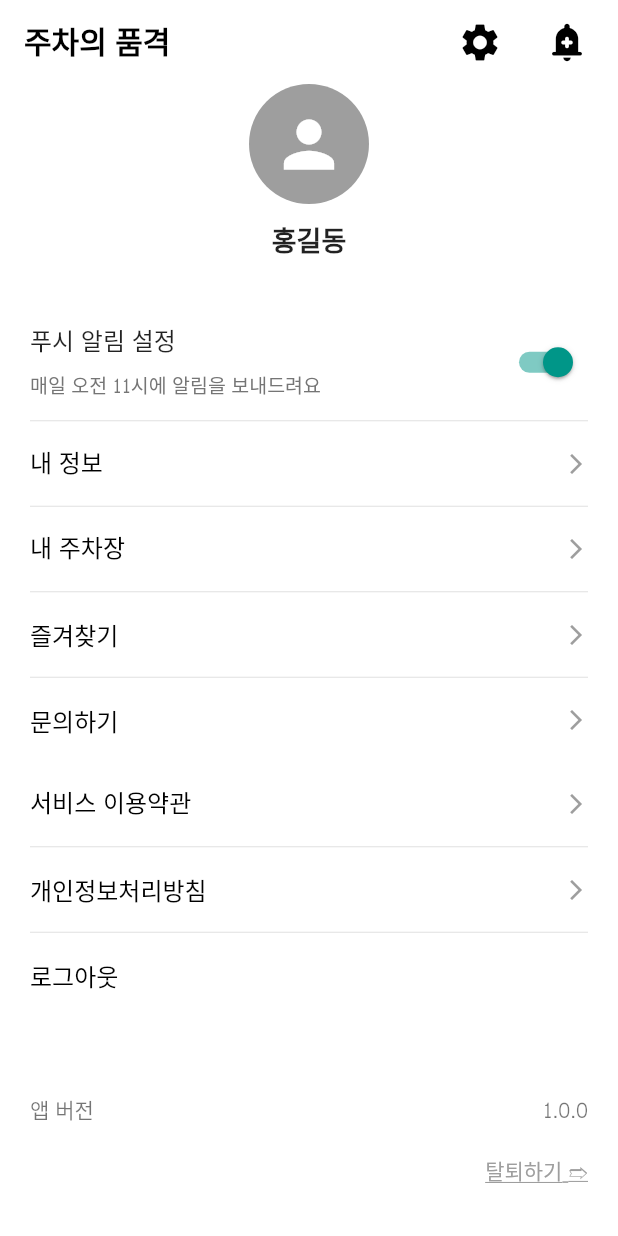
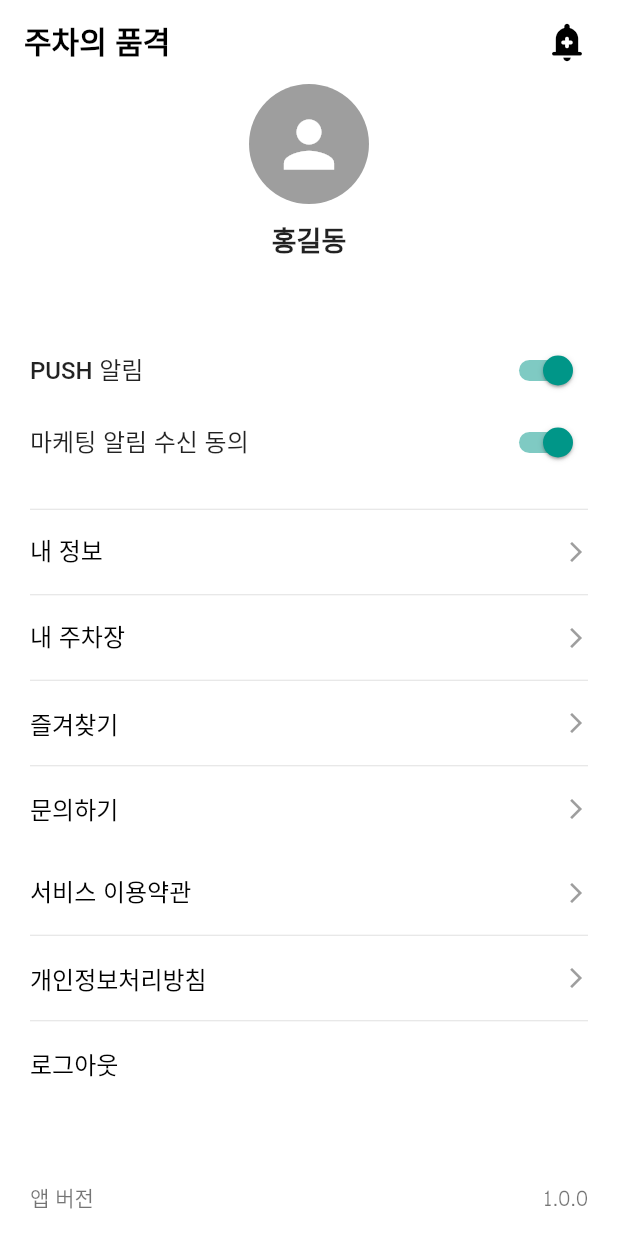
Before and after one commit to Funital/ClassyParking, a Flutter app: the MyPageScreen screen opened by its route, on a phone screen of 412 x 824 dp. Run offline on Flutter 3.47's test engine with Material 3 defaults, Android fonts, the phone set to English and light mode, and no system bars; our stand-ins replace flutter_map, geocoding, geolocator, go_router, image_picker, latlong2; accounts and stored records are empty.

Commit message:
[#25] 설정 제거
#25

```diff
--- a/classy_parking/lib/presentation/screens/my_page/my_page_screen.dart
+++ b/classy_parking/lib/presentation/screens/my_page/my_page_screen.dart
@@ -60,31 +60,39 @@
   // 2. 푸시 알림 설정
   Widget _buildPushNotificationSetting(MyPageViewModel viewModel) {
     return Container(
-      padding: const EdgeInsets.symmetric(vertical: 10),
-      child: Row(
-        mainAxisAlignment: MainAxisAlignment.spaceBetween,
+      padding: const EdgeInsets.symmetric(vertical: 20),
+      child: Column(
         children: [
-          Column(
-            crossAxisAlignment: CrossAxisAlignment.start,
+          Row(
+            mainAxisAlignment: MainAxisAlignment.spaceBetween,
             children: [
               const Text(
-                "푸시 알림 설정",
+                "PUSH 알림",
                 style: TextStyle(fontSize: 16, fontWeight: FontWeight.w500),
               ),
-              const SizedBox(height: 4),
-              Text(
-                "매일 오전 11시에 알림을 보내드려요",
-                style: TextStyle(fontSize: 13, color: Colors.grey.shade600),
+              Switch.adaptive(
+                value: viewModel.model.isPushNotificationEnabled,
+                onChanged: viewModel.togglePushNotification,
+                activeColor: Colors.teal,
               ),
             ],
           ),
-          Switch.adaptive(
-            value: viewModel.model.isPushNotificationEnabled,
-            onChanged: viewModel.togglePushNotification,
-            activeColor: Colors.teal,
+          Row(
+            mainAxisAlignment: MainAxisAlignment.spaceBetween,
+            children: [
+              const Text(
+                "마케팅 알림 수신 동의",
+                style: TextStyle(fontSize: 16, fontWeight: FontWeight.w500),
+              ),
+              Switch.adaptive(
+                value: viewModel.model.isPushNotificationEnabled,
+                onChanged: viewModel.togglePushNotification,
+                activeColor: Colors.teal,
+              ),
+            ],
           ),
         ],
-      ),
+      )
     );
   }
 
--- a/classy_parking/lib/presentation/screens/my_page/my_page_view_model.dart
+++ b/classy_parking/lib/presentation/screens/my_page/my_page_view_model.dart
@@ -1,56 +1,3 @@
-// import 'package:flutter/material.dart';
-// import 'my_page_model.dart';
-//
-// class MyPageViewModel extends ChangeNotifier {
-//   late MyPageModel _myPageModel;
-//
-//   MyPageModel get myPageModel => _myPageModel;
-//
-//
-//
-//   MyPageViewModel() {
-//     _myPageModel = const MyPageModel(
-//       nickname: 'Health Revolution',
-//       phoneNumber: '010-1234-5678',
-//       carType: '카니발',
-//       carName: '사랑',
-//       carNumber: '12가 3456',
-//       isLicenseUploaded: true,
-//       parkingStatus: '사용가능',
-//     );
-//   }
-//
-//   // 예: 닉네임 업데이트 함수
-//   void updateNickname(String newName) {
-//     _myPageModel = MyPageModel(
-//       nickname: newName,
-//       phoneNumber: _myPageModel.phoneNumber,
-//       carType: _myPageModel.carType,
-//       carName: _myPageModel.carName,
-//       carNumber: _myPageModel.carNumber,
-//       isLicenseUploaded: _myPageModel.isLicenseUploaded,
-//       parkingStatus: _myPageModel.parkingStatus,
-//     );
-//     notifyListeners();
-//   }
-//
-//   // 운전면허증 업로드 상태 변경
-//   void toggleLicenseStatus() {
-//     _myPageModel = MyPageModel(
-//       nickname: _myPageModel.nickname,
-//       phoneNumber: _myPageModel.phoneNumber,
-//       carType: _myPageModel.carType,
-//       carName: _myPageModel.carName,
-//       carNumber: _myPageModel.carNumber,
-//       isLicenseUploaded: !_myPageModel.isLicenseUploaded,
-//       parkingStatus: _myPageModel.parkingStatus,
-//     );
-//     notifyListeners();
-//   }
-// }
-
-// lib/viewmodels/my_page_view_model.dart
-
 import 'package:flutter/foundation.dart';
 
 import 'my_page_model.dart';
@@ -70,13 +17,28 @@
 
   MyPageModel get model => _model;
 
-  // 푸시 알림 설정 토글
-  void togglePushNotification(bool newValue) {
-    _model.isPushNotificationEnabled = newValue;
+  // // 푸시 알림 설정 토글
+  // void togglePushNotification(bool newValue) {
+  //   _model.isPushNotificationEnabled = newValue;
+  //   notifyListeners();
+  //
+  //   // 실제 서버/로컬 설정 업데이트 로직이 여기에 들어갑니다.
+  //   print('푸시 알림 상태 변경: $newValue');
+  // }
+  bool _isPushEnabled = true;
+  bool _isMarketingAgreed = false;
+
+  bool get isPushEnabled => _isPushEnabled;
+  bool get isMarketingAgreed => _isMarketingAgreed;
+
+  void togglePushNotification(bool value) {
+    _isPushEnabled = value;
     notifyListeners();
+  }
 
-    // 실제 서버/로컬 설정 업데이트 로직이 여기에 들어갑니다.
-    print('푸시 알림 상태 변경: $newValue');
+  void toggleMarketingAgreement(bool value) {
+    _isMarketingAgreed = value;
+    notifyListeners();
   }
 
 
--- a/classy_parking/lib/presentation/widgets/custom_app_bar.dart
+++ b/classy_parking/lib/presentation/widgets/custom_app_bar.dart
@@ -32,19 +32,19 @@
         ),
       ),
       actions: [
-        Padding(
-          padding: const EdgeInsets.only(right: 10),
-          child: IconButton(
-            icon: const Icon(
-              Icons.settings,
-              color: Colors.black,
-            ),
-            iconSize: 30,
-            onPressed: () {
-              context.push(RoutePath.setting);
-            },
-          ),
-        ),
+        // Padding(
+        //   padding: const EdgeInsets.only(right: 10),
+        //   child: IconButton(
+        //     icon: const Icon(
+        //       Icons.settings,
+        //       color: Colors.black,
+        //     ),
+        //     iconSize: 30,
+        //     onPressed: () {
+        //       context.push(RoutePath.setting);
+        //     },
+        //   ),
+        // ),
         Padding(
           padding: const EdgeInsets.only(right: 10),
           child: IconButton(
```
